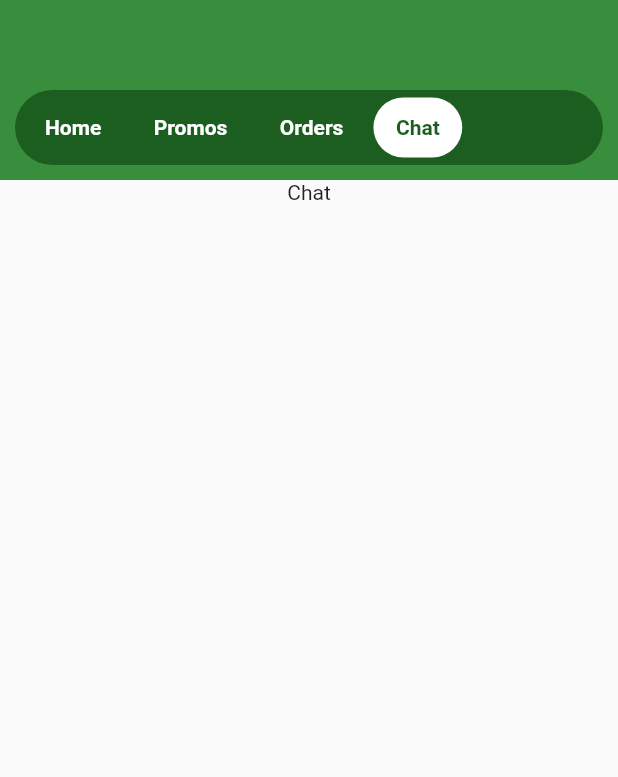
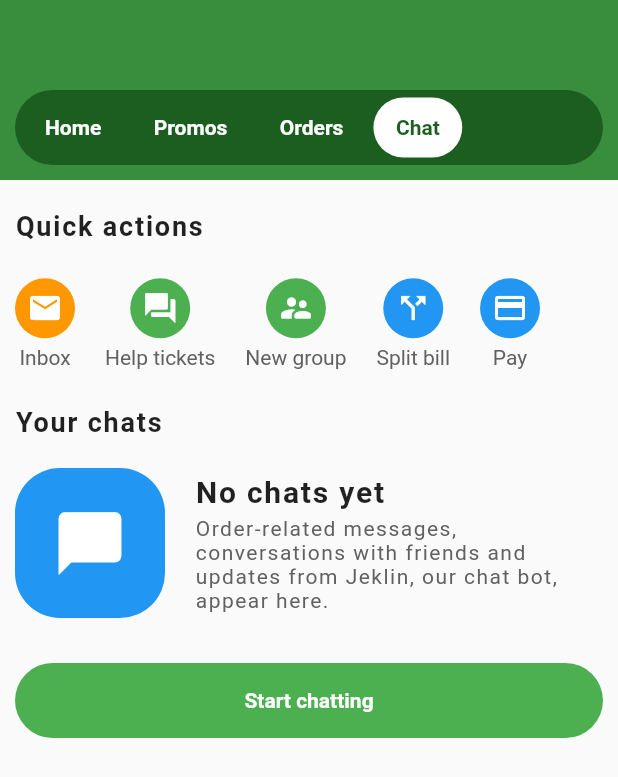
Before and after one commit to hidayatsyarip/gojek-ui-app, a Flutter app: the screen it shows after launch, after a tap on "Promos", after a tap on "Orders", after a tap on "Chat", on a phone screen of 412 x 824 dp. Shown: the top 777 px of the screen. Run offline on Flutter 3.47's test engine with Material 2 defaults, Android fonts, the phone set to English and light mode, and no system bars; our stand-ins replace get.

Commit message:
Chat page is done

```diff
--- /dev/null
+++ b/lib/controllers/chat_controller.dart
@@ -0,0 +1,20 @@
+import 'package:flutter/material.dart';
+import 'package:get/get.dart';
+import 'package:gojek_ui_app/models/quick_action_model.dart';
+
+class ChatController extends GetxController {
+  var currentQuickActionIndex = 0.obs;
+
+  var quickActionList = [
+    QuickActionModel(name: "Inbox", color: Colors.orange, icon: Icons.mail),
+    QuickActionModel(
+        name: "Help tickets", color: Colors.green, icon: Icons.question_answer),
+    QuickActionModel(
+        name: "New group",
+        color: Colors.green,
+        icon: Icons.supervisor_account_rounded),
+    QuickActionModel(
+        name: "Split bill", color: Colors.blue, icon: Icons.call_split),
+    QuickActionModel(name: "Pay", color: Colors.blue, icon: Icons.payment),
+  ];
+}
--- /dev/null
+++ b/lib/models/quick_action_model.dart
@@ -0,0 +1,13 @@
+import 'package:flutter/material.dart';
+
+class QuickActionModel {
+  late final String name;
+  late final Color color;
+  late final IconData icon;
+
+  QuickActionModel({
+    required this.name,
+    required this.color,
+    required this.icon,
+  });
+}
--- a/lib/screens/chat_tab_screen.dart
+++ b/lib/screens/chat_tab_screen.dart
@@ -0,0 +1,150 @@
+import 'package:flutter/material.dart';
+import 'package:get/get.dart';
+
+import '../controllers/chat_controller.dart';
+import '../models/quick_action_model.dart';
+
+class ChatTabScreen extends StatelessWidget {
+  const ChatTabScreen({Key? key}) : super(key: key);
+
+  @override
+  Widget build(BuildContext context) {
+    var chatController = Get.put(ChatController());
+
+    return SliverList(
+        delegate: SliverChildListDelegate([
+      Expanded(
+        child: Column(
+          mainAxisAlignment: MainAxisAlignment.spaceBetween,
+          crossAxisAlignment: CrossAxisAlignment.start,
+          children: [
+            Column(
+              crossAxisAlignment: CrossAxisAlignment.start,
+              children: [
+                Container(
+                  margin: const EdgeInsets.symmetric(
+                      horizontal: 10.0, vertical: 20.0),
+                  child: const Text(
+                    "Quick actions",
+                    style: TextStyle(
+                        fontSize: 18.0,
+                        letterSpacing: 1.2,
+                        fontWeight: FontWeight.bold),
+                  ),
+                ),
+                Container(
+                  height: 70.0,
+                  margin: const EdgeInsets.symmetric(horizontal: 10.0),
+                  child: ListView.builder(
+                      physics: const BouncingScrollPhysics(),
+                      scrollDirection: Axis.horizontal,
+                      itemCount: chatController.quickActionList.length,
+                      itemBuilder: (context, index) {
+                        QuickActionModel quickActionModel =
+                            chatController.quickActionList[index];
+
+                        return Container(
+                          margin: const EdgeInsets.only(right: 20.0),
+                          child: Column(
+                            mainAxisAlignment: MainAxisAlignment.center,
+                            crossAxisAlignment: CrossAxisAlignment.center,
+                            children: [
+                              CircleAvatar(
+                                radius: 20.0,
+                                backgroundColor: quickActionModel.color,
+                                child: Icon(quickActionModel.icon,
+                                    color: Colors.white),
+                              ),
+                              const SizedBox(
+                                height: 5.0,
+                              ),
+                              Text(
+                                quickActionModel.name,
+                                style: TextStyle(color: Colors.grey.shade700),
+                              )
+                            ],
+                          ),
+                        );
+                      }),
+                ),
+                Container(
+                  margin: const EdgeInsets.symmetric(
+                      horizontal: 10.0, vertical: 20.0),
+                  child: const Text(
+                    "Your chats",
+                    style: TextStyle(
+                        fontSize: 18.0,
+                        letterSpacing: 1.2,
+                        fontWeight: FontWeight.bold),
+                  ),
+                ),
+                Container(
+                  margin: const EdgeInsets.symmetric(horizontal: 10.0),
+                  child: Row(
+                    children: [
+                      Container(
+                        width: 100.0,
+                        height: 100.0,
+                        child: const Icon(
+                          Icons.chat_bubble,
+                          color: Colors.white,
+                          size: 50.0,
+                        ),
+                        decoration: BoxDecoration(
+                            color: Colors.blue,
+                            borderRadius: BorderRadius.circular(30.0)),
+                      ),
+                      const SizedBox(
+                        width: 20.0,
+                      ),
+                      Expanded(
+                          child: Column(
+                        mainAxisAlignment: MainAxisAlignment.start,
+                        crossAxisAlignment: CrossAxisAlignment.start,
+                        children: [
+                          const Text(
+                            "No chats yet",
+                            style: TextStyle(
+                                fontSize: 20.0,
+                                fontWeight: FontWeight.bold,
+                                letterSpacing: 1.2),
+                          ),
+                          const SizedBox(
+                            height: 5.0,
+                          ),
+                          Text(
+                            "Order-related messages, conversations with friends and updates from Jeklin, our chat bot, appear here.",
+                            style: TextStyle(
+                                letterSpacing: 1.0,
+                                color: Colors.grey.shade700),
+                          )
+                        ],
+                      )),
+                    ],
+                  ),
+                )
+              ],
+            ),
+            const SizedBox(
+              height: 30.0,
+            ),
+            Container(
+              height: 50.0,
+              margin: const EdgeInsets.symmetric(horizontal: 10.0),
+              child: const Center(
+                child: Text(
+                  "Start chatting",
+                  style: TextStyle(
+                      color: Colors.white, fontWeight: FontWeight.bold),
+                ),
+              ),
+              decoration: BoxDecoration(
+                  color: Colors.green,
+                  borderRadius: BorderRadius.circular(30.0)),
+            )
+          ],
+        ),
+      )
+    ]));
+  }
+}
--- a/lib/screens/home_screen.dart
+++ b/lib/screens/home_screen.dart
@@ -1,9 +1,10 @@
 import 'package:flutter/material.dart';
 import 'package:get/get.dart';
-import 'package:gojek_ui_app/screens/home_tab_screen.dart';
-import 'package:gojek_ui_app/screens/order_tab_screen.dart';
-import 'package:gojek_ui_app/screens/promo_tab_screen.dart';
 
+import '../screens/home_tab_screen.dart';
+import '../screens/order_tab_screen.dart';
+import '../screens/promo_tab_screen.dart';
+import '../screens/chat_tab_screen.dart';
 import '../controllers/home_controller.dart';
 import '../widgets/home/home_tab_bar_widget.dart';
 
@@ -18,11 +19,7 @@ class HomeScreen extends StatelessWidget {
       const HomeTabScreen(),
       const PromoTabScreen(),
       const OrderTabScreen(),
-      SliverToBoxAdapter(
-        child: Center(
-          child: Text("Chat"),
-        ),
-      ),
+      const ChatTabScreen(),
     ];
 
     return Scaffold(
```
